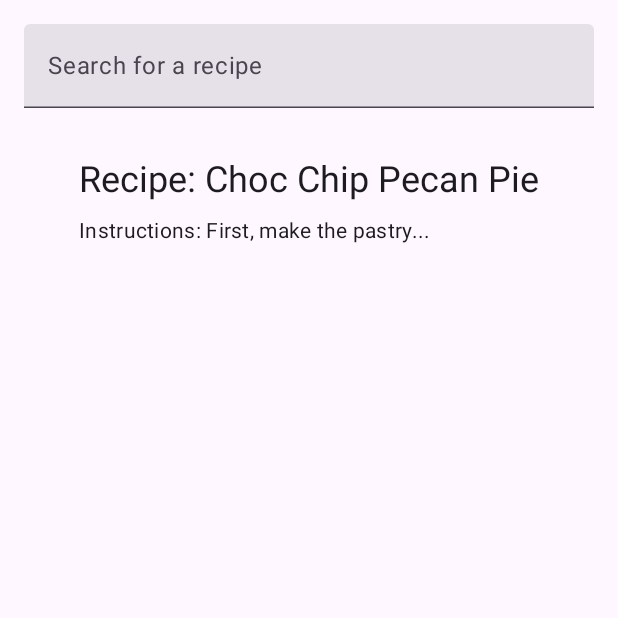
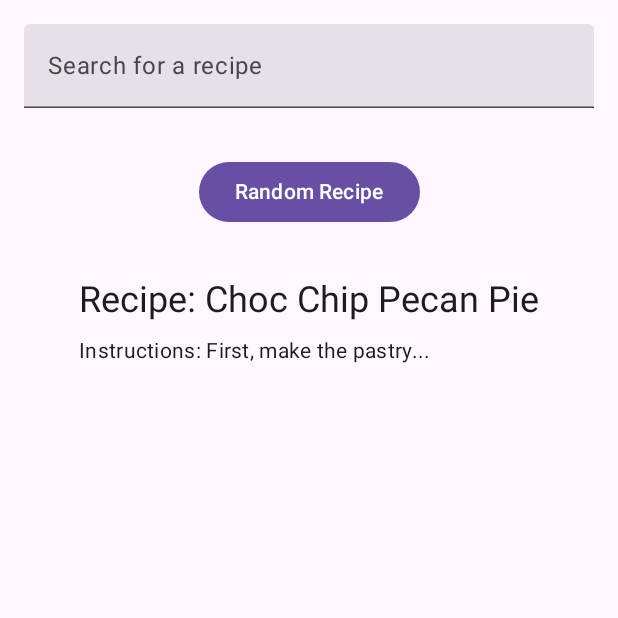
Before and after one commit to Waroach/Recipe-Finder, an Android app built with Jetpack Compose: the screen it shows after launch (MainActivity), on a phone screen of 412 x 824 dp, the top half of it. Run offline under Robolectric (Android 15) with nearby library versions, the phone set to English and light mode, and no system bars.

Commit message:
Added button to display random recipe

```diff
--- a/app/src/main/java/com/example/recipeapp/ui/RecipeScreen.kt
+++ b/app/src/main/java/com/example/recipeapp/ui/RecipeScreen.kt
@@ -29,6 +29,15 @@ fun SearchBarUI() {
                 .fillMaxWidth()
                 .padding(16.dp)
         )
+        Button(
+            onClick = {
+                // For now, just re-display the hardcoded recipe
+                displayedRecipe = SampleData.hardcodedRecipe
+            },
+            modifier = Modifier.padding(16.dp)
+        ) {
+            Text("Random Recipe")
+        }
         // Display recipe details if available
         displayedRecipe?.let { recipe ->
             Column(modifier = Modifier.padding(16.dp)) { // Add padding around details
```
